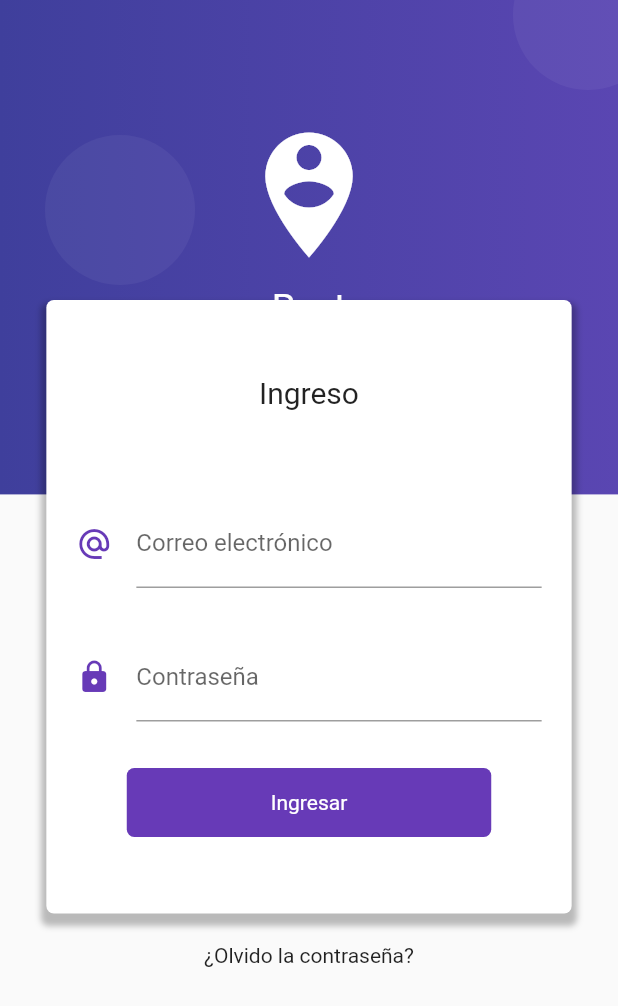
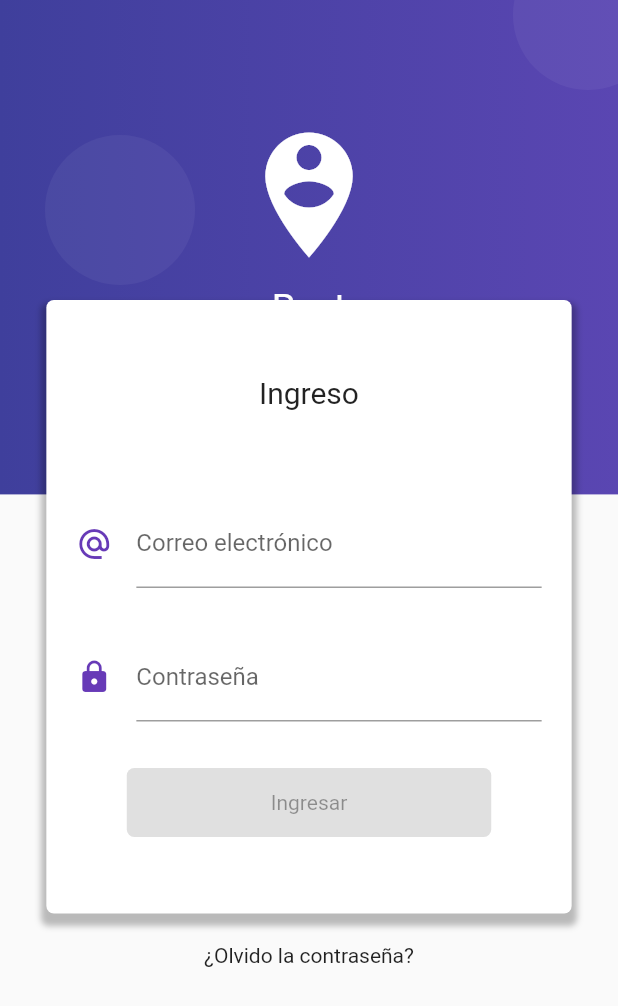
Before and after one commit to Sam200018/FormValidation, a Flutter app: the screen it shows after launch, on a phone screen of 412 x 824 dp. Shown: the top 1006 px of the screen. Run offline on Flutter 3.47's test engine with Material 2 defaults, Android fonts, the phone set to English and light mode, and no system bars; our stand-ins replace rxdart.

Commit message:
Se actuakizo nuestra version de BLoC para poder mantener la estancia de nuestro patron BLoC

```diff
--- a/lib/src/blocs/login_bloc.dart
+++ b/lib/src/blocs/login_bloc.dart
@@ -1,11 +1,12 @@
 import 'dart:async';
 
 import 'package:formvalidation/src/blocs/validators.dart';
+import 'package:rxdart/rxdart.dart';
 
 class LoginBloc with Validators {
   // aquí lo que estamos diciendo es que varios sink van a poder oir nuestros streams controllers y <Aquí decimos que lo que se transmite>
-  final _emailController = StreamController<String>.broadcast();
-  final _passwordController = StreamController<String>.broadcast();
+  final _emailController = BehaviorSubject<String>();
+  final _passwordController = BehaviorSubject<String>();
 
   //Insertar valores al stream
   Function(String) get changeEmail => _emailController.sink.add;
@@ -16,7 +17,13 @@ class LoginBloc with Validators {
       _emailController.stream.transform(validarEmail);
   Stream<String> get passwordStream =>
       _passwordController.stream.transform(validarPassword);
+  //Ya que ambos streams tiene la información correcta podemos continuar con la activación del botton
+  Stream<bool> get formValidStream =>
+      CombineLatestStream.combine2(emailStream, passwordStream, (e, o) => true);
 
+  //Obtener los valores de los streams
+  String get email => _emailController.value;
+  String get password => _passwordController.value;
   //Cerrar los streams
   dispose() {
     _emailController?.close();
--- a/lib/src/blocs/provider.dart
+++ b/lib/src/blocs/provider.dart
@@ -3,9 +3,22 @@ import 'package:formvalidation/src/blocs/login_bloc.dart';
 export 'package:formvalidation/src/blocs/login_bloc.dart';
 
 class Provider extends InheritedWidget {
+  //De esta manera podemos mantener la información dentro del patron BLoC
+  static Provider _instancia;
+
+  factory Provider({Key key, Widget child}) {
+    if (_instancia == null) {
+      _instancia = new Provider._internal(key: key, child: child);
+    }
+
+    return _instancia;
+  }
+
+  Provider._internal({Key key, Widget child}) : super(key: key, child: child);
+
   final loginBloc = LoginBloc();
 
-  Provider({Key key, Widget child}) : super(key: key, child: child);
+  // Provider({Key key, Widget child}) : super(key: key, child: child);
   @override
   bool updateShouldNotify(InheritedWidget oldWidget) => true;
 
--- a/lib/src/pages/login_page.dart
+++ b/lib/src/pages/login_page.dart
@@ -96,7 +96,7 @@ class LoginPage extends StatelessWidget {
                 SizedBox(height: 30.0),
                 _crearPassword(bloc),
                 SizedBox(height: 30.0),
-                _crearBotton()
+                _crearButton(bloc)
               ],
             ),
           ),
@@ -150,7 +150,10 @@ class LoginPage extends StatelessWidget {
     );
   }
 
-  Widget _crearBotton() {
+  Widget _crearButton(LoginBloc bloc) {
+    return StreamBuilder(
+      stream: bloc.formValidStream,
+      builder: (BuildContext context, AsyncSnapshot snapshot) {
         return ElevatedButton(
           child: Container(
             padding: EdgeInsets.symmetric(horizontal: 80.0, vertical: 15.0),
@@ -164,11 +167,17 @@ class LoginPage extends StatelessWidget {
             primary: Colors.deepPurple,
             textStyle: TextStyle(color: Colors.white),
           ),
-
-      onPressed: () {},
-      // style: ButtonStyle(textStyle:MaterialStateProperty<TextStyle>[
-      //   Colors.white
-      // ]),
+          onPressed: snapshot.hasData ? () => _login(bloc, context) : null,
+        );
+      },
     );
   }
+
+  _login(LoginBloc bloc, BuildContext context) {
+    print('=========');
+    print('email: ${bloc.email}');
+    print('password:${bloc.password}');
+    print('=========');
+    Navigator.pushReplacementNamed(context, 'home');
   }
+}
--- a/pubspec.yaml
+++ b/pubspec.yaml
@@ -28,6 +28,7 @@ dependencies:
   # The following adds the Cupertino Icons font to your application.
   # Use with the CupertinoIcons class for iOS style icons.
   cupertino_icons: ^1.0.2
+  rxdart: ^0.26.0
 
 dev_dependencies:
   flutter_test:
```
Also changed, not shown: lib/src/pages/home_page.dart (+11 -0 lines), pubspec.lock. Lines whose indentation alone changed are shown as unchanged.
